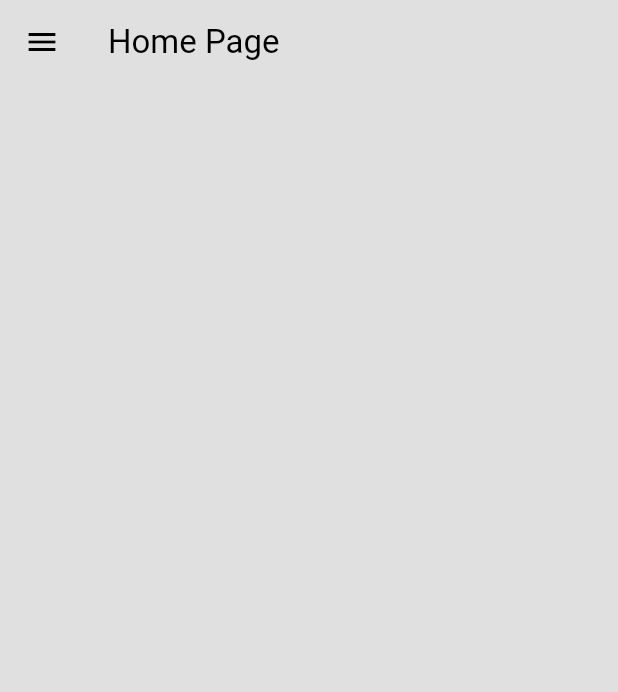
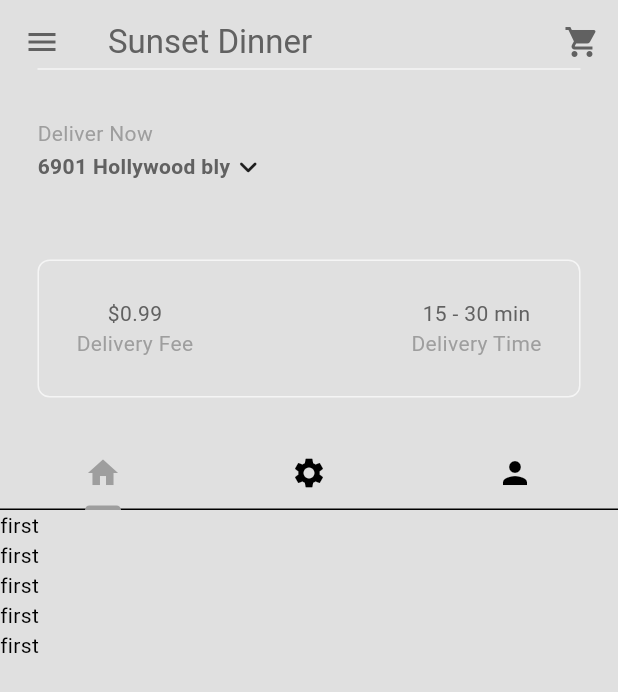
Before and after one commit to SandunC000/food-delivery-app, a Flutter app: the screen it shows after launch, after a tap on "Sign In", on a phone screen of 412 x 824 dp. Shown: the top 692 px of the screen. Run offline on Flutter 3.47's test engine with Material 3 defaults, Android fonts, the phone set to English and light mode, and no system bars.

```diff
--- a/lib/pages/home_page.dart
+++ b/lib/pages/home_page.dart
@@ -1,5 +1,9 @@
 import 'package:flutter/material.dart';
+import 'package:food_delivery_app/widgets/my_current_location.dart';
+import 'package:food_delivery_app/widgets/my_description_box.dart';
 import 'package:food_delivery_app/widgets/my_drawer.dart';
+import 'package:food_delivery_app/widgets/my_sliver_app_bar.dart';
+import 'package:food_delivery_app/widgets/my_tab_bar.dart';
 
 class HomePage extends StatefulWidget {
   const HomePage({super.key});
@@ -8,14 +12,64 @@ class HomePage extends StatefulWidget {
   State<HomePage> createState() => _HomePageState();
 }
 
-class _HomePageState extends State<HomePage> {
+class _HomePageState extends State<HomePage>
+    with SingleTickerProviderStateMixin {
+  late TabController _tabController;
+
+  @override
+  void initState() {
+    super.initState();
+    _tabController = TabController(length: 3, vsync: this);
+  }
+
+  @override
+  void dispose() {
+    _tabController.dispose();
+    super.dispose();
+  }
+
   @override
   Widget build(BuildContext context) {
     return Scaffold(
-      appBar: AppBar(
-        title: const Text('Home Page'),
+      drawer: const MyDrawer(),
+      body: NestedScrollView(
+        headerSliverBuilder: (context, innerBoxIsScrolled) => [
+          MySliverAppBar(
+            title: MyTabBar(
+              tabController: _tabController,
+            ),
+            child: Column(
+              mainAxisAlignment: MainAxisAlignment.end,
+              children: [
+                Divider(
+                  indent: 25,
+                  endIndent: 25,
+                  color: Theme.of(context).colorScheme.secondary,
+                ),
+                const MyCurrentLocation(),
+                const MyDescriptionBox()
+              ],
+            ),
+          ),
+        ],
+        body: TabBarView(
+          controller: _tabController,
+          children: [
+            ListView.builder(
+              itemCount: 5,
+              itemBuilder: (context, index) => const Text("first"),
+            ),
+            ListView.builder(
+              itemCount: 5,
+              itemBuilder: (context, index) => const Text("second"),
+            ),
+            ListView.builder(
+              itemCount: 5,
+              itemBuilder: (context, index) => const Text("third"),
+            ),
+          ],
+        ),
       ),
-      drawer: const MyDrawer(),
     );
   }
 }
--- /dev/null
+++ b/lib/widgets/my_current_location.dart
@@ -0,0 +1,57 @@
+import 'package:flutter/material.dart';
+
+class MyCurrentLocation extends StatelessWidget {
+  const MyCurrentLocation({super.key});
+
+  void openLocationSearchBox(BuildContext context) {
+    showDialog(
+      context: context,
+      builder: (context) => AlertDialog(
+        title: const Text("Your Location"),
+        content: const TextField(
+          decoration: InputDecoration(hintText: "Search address.."),
+        ),
+        actions: [
+          MaterialButton(
+            onPressed: () => Navigator.pop(context),
+            child: const Text("Cancel"),
+          ),
+          MaterialButton(
+            onPressed: () => Navigator.pop(context),
+            child: const Text("Save"),
+          ),
+        ],
+      ),
+    );
+  }
+
+  @override
+  Widget build(BuildContext context) {
+    return Padding(
+      padding: const EdgeInsets.all(25),
+      child: Column(
+        crossAxisAlignment: CrossAxisAlignment.start,
+        children: [
+          Text(
+            'Deliver Now',
+            style: TextStyle(color: Theme.of(context).colorScheme.primary),
+          ),
+          GestureDetector(
+            onTap: () => openLocationSearchBox(context),
+            child: Row(
+              children: [
+                Text(
+                  '6901 Hollywood bly',
+                  style: TextStyle(
+                      color: Theme.of(context).colorScheme.inversePrimary,
+                      fontWeight: FontWeight.bold),
+                ),
+                const Icon(Icons.keyboard_arrow_down_rounded)
+              ],
+            ),
+          )
+        ],
+      ),
+    );
+  }
+}
--- /dev/null
+++ b/lib/widgets/my_description_box.dart
@@ -0,0 +1,53 @@
+import 'package:flutter/material.dart';
+
+class MyDescriptionBox extends StatelessWidget {
+  const MyDescriptionBox({super.key});
+
+  @override
+  Widget build(BuildContext context) {
+    var myPrimarytextStyle =
+        TextStyle(color: Theme.of(context).colorScheme.inversePrimary);
+    var mySecondarytextStyle =
+        TextStyle(color: Theme.of(context).colorScheme.primary);
+
+    return Padding(
+      padding: const EdgeInsets.all(25),
+      child: Container(
+        decoration: BoxDecoration(
+          border: Border.all(color: Theme.of(context).colorScheme.secondary),
+          borderRadius: BorderRadius.circular(8),
+        ),
+        padding: const EdgeInsets.all(25),
+        child: Row(
+          mainAxisAlignment: MainAxisAlignment.spaceBetween,
+          children: [
+            Column(
+              children: [
+                Text(
+                  '\$0.99',
+                  style: myPrimarytextStyle,
+                ),
+                Text(
+                  'Delivery Fee',
+                  style: mySecondarytextStyle,
+                ),
+              ],
+            ),
+            Column(
+              children: [
+                Text(
+                  '15 - 30 min',
+                  style: myPrimarytextStyle,
+                ),
+                Text(
+                  'Delivery Time',
+                  style: mySecondarytextStyle,
+                ),
+              ],
+            )
+          ],
+        ),
+      ),
+    );
+  }
+}
--- /dev/null
+++ b/lib/widgets/my_sliver_app_bar.dart
@@ -0,0 +1,36 @@
+import 'package:flutter/material.dart';
+
+class MySliverAppBar extends StatelessWidget {
+  final Widget child;
+  final Widget title;
+  const MySliverAppBar({super.key, required this.child, required this.title});
+
+  @override
+  Widget build(BuildContext context) {
+    return SliverAppBar(
+      backgroundColor: Theme.of(context).colorScheme.surface,
+      foregroundColor: Theme.of(context).colorScheme.inversePrimary,
+      expandedHeight: 340,
+      collapsedHeight: 80,
+      floating: false,
+      pinned: true,
+      title: const Text("Sunset Dinner"),
+      actions: [
+        IconButton(
+          onPressed: () {},
+          icon: const Icon(Icons.shopping_cart),
+        )
+      ],
+      flexibleSpace: FlexibleSpaceBar(
+        background: Padding(
+          padding: const EdgeInsets.only(bottom: 50),
+          child: child,
+        ),
+        title: title,
+        centerTitle: true,
+        titlePadding: const EdgeInsets.only(left: 0,right: 0,top: 0),
+        expandedTitleScale: 1,
+      ),
+    );
+  }
+}
--- /dev/null
+++ b/lib/widgets/my_tab_bar.dart
@@ -0,0 +1,26 @@
+import 'package:flutter/material.dart';
+
+class MyTabBar extends StatelessWidget {
+  final TabController tabController;
+  const MyTabBar({super.key, required this.tabController});
+
+  @override
+  Widget build(BuildContext context) {
+    return Container(
+      child: TabBar(
+        controller: tabController,
+        tabs: [
+          Tab(
+            icon: Icon(Icons.home),
+          ),
+          Tab(
+            icon: Icon(Icons.settings),
+          ),
+          Tab(
+            icon: Icon(Icons.person),
+          )
+        ],
+      ),
+    );
+  }
+}
```
